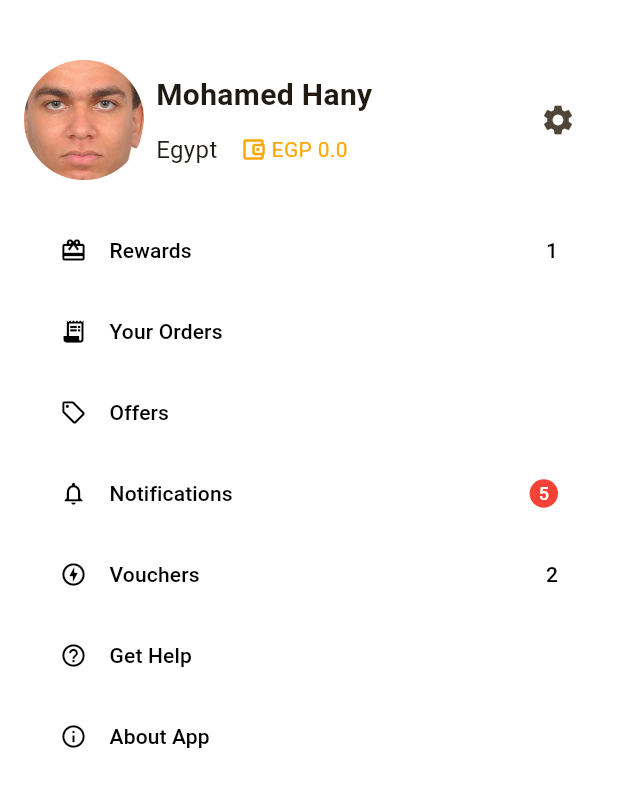
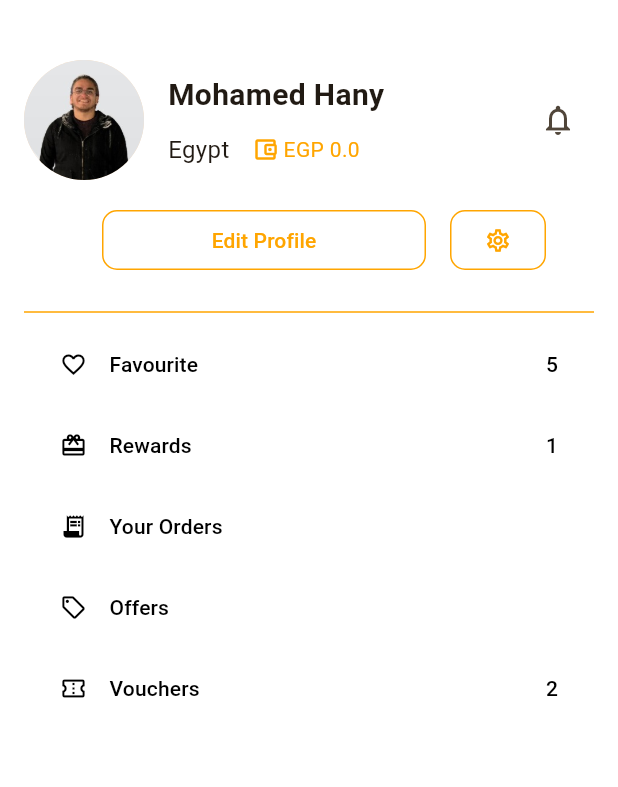
Before and after one commit to foodiesarmenu/foodies-app, a Flutter app: the screen it shows after launch, on a phone screen of 412 x 824 dp. Shown: the top 787 px of the screen. Run offline on Flutter 3.47's test engine with Material 2 defaults, Android fonts, the phone set to English and light mode, and no system bars.

Commit message:
-settings screen -modify profile screen

```diff
--- a/lib/main.dart
+++ b/lib/main.dart
@@ -1,6 +1,7 @@
 import 'package:flutter/material.dart';
 import 'package:foodies_app/ui/home/home_screen.dart';
 import 'package:foodies_app/ui/profile/ProfileScreen.dart';
+import 'package:foodies_app/ui/settings/SettingsScreen.dart';
 import 'package:foodies_app/ui/signing/login/login_screen.dart';
 import 'package:foodies_app/ui/signing/register/register_screen.dart';
 import 'package:foodies_app/ui/splash/splash_screen.dart';
@@ -34,6 +35,7 @@ class MyApp extends StatelessWidget {
         WelcomeScreen.routeName: (_) => const WelcomeScreen(),
         HomeScreen.routeName: (_) => HomeScreen(),
         ProfileScreen.routeName: (_) => ProfileScreen(),
+        SettingsScreen.routeName: (_) => SettingsScreen(),
       },
     );
   }
--- a/lib/ui/profile/ProfileScreen.dart
+++ b/lib/ui/profile/ProfileScreen.dart
@@ -1,6 +1,6 @@
 import 'package:flutter/material.dart';
 import 'package:foodies_app/ui/profile/ProfileButton.dart';
-import 'package:foodies_app/ui/profile/ProfileButtonNotification.dart';
+import 'package:foodies_app/ui/settings/SettingsScreen.dart';
 
 class ProfileScreen extends StatelessWidget {
   static const String routeName = 'profile';
@@ -34,9 +34,9 @@ class ProfileScreen extends StatelessWidget {
                     children: [
                       CircleAvatar(
                         radius: 40.0,
-                        backgroundImage: AssetImage('assets/images/MahmoudHossam.png'),
+                        backgroundImage: AssetImage('assets/images/7oda.png'),
                       ),
-                      SizedBox(width: 8),
+                      SizedBox(width: 16),
                       Column(
                         crossAxisAlignment: CrossAxisAlignment.start,
                         children: [
@@ -68,31 +68,98 @@ class ProfileScreen extends StatelessWidget {
                               ),
                             ],
                           ),
-
                         ],
                       ),
                     ],
                   ),
                   IconButton(
-                      icon: Icon(Icons.settings),
+                      icon: Icon(Icons.notifications_none),
                     onPressed: () {
-                      Navigator.pushNamed(context, '/settings');
+                      Navigator.pushNamed(context, '/notification');
                     },
                   ),
                 ],
               ),
-              SizedBox(height: 20.0),
+              //SizedBox(height: 0.0),
+
+              //
+            /*
+            work here to make the
+                           notification
+              Account into + settings
+              edit profile
+            */
+          Row(
+            mainAxisAlignment: MainAxisAlignment.spaceEvenly, // Space buttons evenly
+            children: [
+              // Edit Profile button
+              SizedBox(width: 52,),
+              Container(
+                child: Expanded(
+                  child: OutlinedButton(
+                    style: OutlinedButton.styleFrom(
+                      shape: RoundedRectangleBorder(
+                        borderRadius: BorderRadius.circular(10.0),
+                      ),
+                      side: BorderSide(color: Theme.of(context).primaryColor),
+                    ),
+                    onPressed: () => print('Edit Profile clicked'),
+                    child: Text(
+                      'Edit Profile',
+                      style: TextStyle(color: Theme.of(context).primaryColor),
+                    ),
+                  ),
+                ),
+              ),
+
+              // Settings icon button
+              Container(
+                margin: EdgeInsets.all(16),
+                child: Expanded(
+                  child: OutlinedButton(
+                    style: OutlinedButton.styleFrom(
+                      shape: RoundedRectangleBorder(
+                        borderRadius: BorderRadius.circular(10.0),
+                      ),
+                      side: BorderSide(color: Theme.of(context).primaryColor),
+                      padding: EdgeInsets.zero, // Remove padding for compact icon
+                    ),
+                    onPressed: () {
+                      Navigator.pushNamed(context, SettingsScreen.routeName);
+                    },
+                    child: Icon(
+                      Icons.settings_outlined,
+                      color: Theme.of(context).primaryColor,
+                    ),
+                  ),
+                ),
+              ),
+              SizedBox(width: 16,),
+            ],
+          ),
+              //SizedBox(height: 24,),
+              const Divider(thickness: 1.0,color: Color(0xFFFFA500),),
+
+
+
+
+
+
+
+
+
               // Navigation buttons
               Column(
                 children: [
                   //ProfileButton(buttonText: 'Rewards', routeName: '/Rewards' ,iconData: Icons.card_giftcard),
-                  ProfileButton(buttonText: 'Rewards', routeName: '/Rewards', iconData: Icons.card_giftcard,additionalText: '1',),
-                  ProfileButton(buttonText: 'Your Orders', routeName: '/Your Orders' ,iconData: Icons.receipt_long),
+                  ProfileButton(buttonText: 'Favourite', routeName: '/Favourite', iconData: Icons.favorite_outline_outlined,additionalText: '5',),
+                  ProfileButton(buttonText: 'Rewards', routeName: '/Rewards', iconData: Icons.wallet_giftcard_outlined,additionalText: '1',),
+                  ProfileButton(buttonText: 'Your Orders', routeName: '/Your Orders' ,iconData: Icons.receipt_long), //assignment_rounded //event_note_outlined
                   ProfileButton(buttonText: 'Offers', routeName: '/Offers' ,iconData: Icons.local_offer_outlined),
-                  ProfileButtonNotification(buttonText: 'Notifications', routeName: '/Notifications' ,iconData: Icons.notifications_none, additionalText: '5',),
-                  ProfileButton(buttonText: 'Vouchers', routeName: '/Vouchers' ,iconData: Icons.offline_bolt_outlined, additionalText: '2',),
-                  ProfileButton(buttonText: 'Get Help', routeName: '/Get Help' ,iconData: Icons.help_outline_outlined),
-                  ProfileButton(buttonText: 'About App', routeName: '/About App' ,iconData: Icons.info_outline),
+                  //ProfileButtonNotification(buttonText: 'Notifications', routeName: '/Notifications' ,iconData: Icons.notifications_none, additionalText: '5',),
+                  ProfileButton(buttonText: 'Vouchers', routeName: '/Vouchers' ,iconData: Icons.confirmation_num_outlined, additionalText: '2',),
+                  //ProfileButton(buttonText: 'Get Help', routeName: '/Get Help' ,iconData: Icons.help_outline_outlined),
+                  //ProfileButton(buttonText: 'About App', routeName: '/About App' ,iconData: Icons.info_outline),
                 ],
               ),
             ],
```
Also changed, not shown: lib/ui/settings/SettingsButton.dart (added, +64 -0 lines), lib/ui/settings/SettingsScreen.dart (added, +172 -0 lines), assets/images/7oda.png (added), assets/images/MahmoudHossam.png (deleted).
